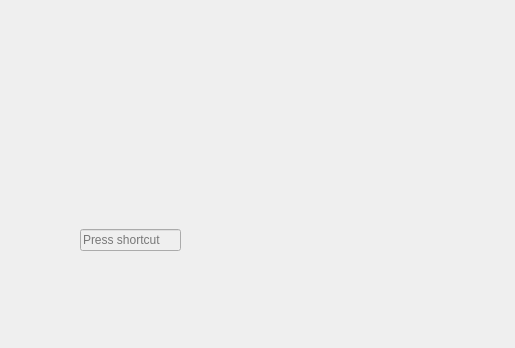
CopyPlusPlus/CopyPlusPlus-Qt, file mainwindow.ui: the form before one commit.
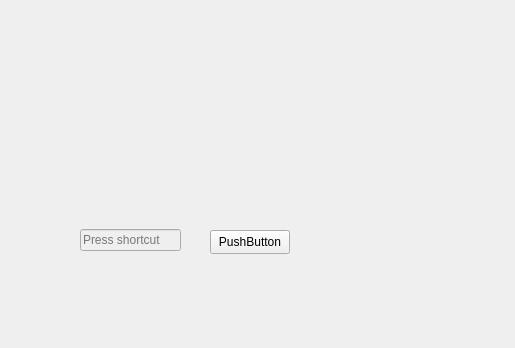
The form after the commit. Custom widgets are drawn as their Qt base class.

What changed in the file:
```diff
--- a/mainwindow.ui
+++ b/mainwindow.ui
@@ -47,6 +47,19 @@
      </rect>
     </property>
    </widget>
+   <widget class="QPushButton" name="pushButton">
+    <property name="geometry">
+     <rect>
+      <x>210</x>
+      <y>230</y>
+      <width>80</width>
+      <height>24</height>
+     </rect>
+    </property>
+    <property name="text">
+     <string>PushButton</string>
+    </property>
+   </widget>
   </widget>
   <widget class="QMenuBar" name="menubar">
    <property name="geometry">
```
Left out of the diff: 2 changed lines with no effect on the pictures.
